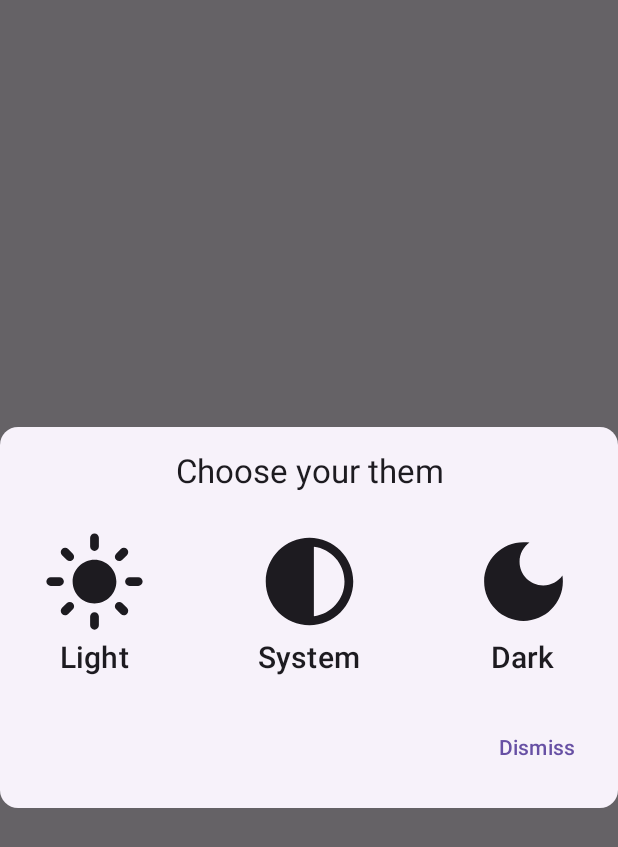
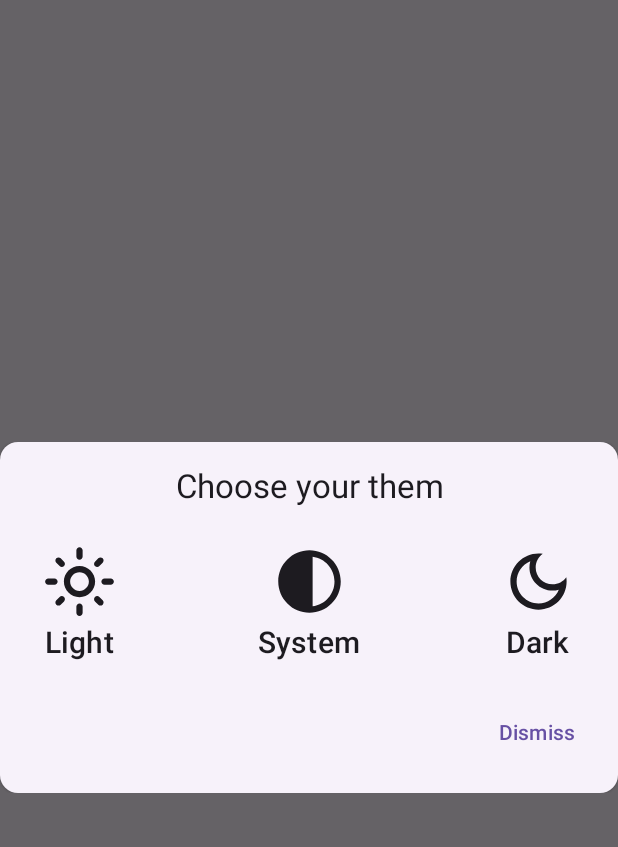
Before and after one commit to Andruszkiewicz-Artur/Plan-your-protocol, an Android app built with Jetpack Compose: the composable PopUpOfSettings shown on its own in the app's theme, on a phone screen of 412 x 824 dp. Shown: the top 847 px of the screen. Run offline under Robolectric (Android 15) with nearby library versions, the phone set to English and light mode, and no system bars; network calls fail.

Commit message:
feat: Add navigation to history presentation
refactor:
- refactor struct of project

```diff
--- a/composeApp/build.gradle.kts
+++ b/composeApp/build.gradle.kts
@@ -83,6 +83,8 @@ kotlin {
 
             api(libs.datastore.preferences)
             api(libs.datastore)
+
+            implementation(libs.navigation.compose)
         }
     }
 }
--- a/composeApp/src/commonMain/kotlin/com/andruszkiewiczarturmobileeng/planyourprotocol/controller/snackbar/SnackbarController.kt
+++ b/composeApp/src/commonMain/kotlin/com/andruszkiewiczarturmobileeng/planyourprotocol/controller/SnackbarController.kt
@@ -1,4 +1,4 @@
-package com.andruszkiewiczarturmobileeng.planyourprotocol.controller.snackbar
+package com.andruszkiewiczarturmobileeng.planyourprotocol.controller
 
 import kotlinx.coroutines.channels.Channel
 import kotlinx.coroutines.flow.receiveAsFlow
--- /dev/null
+++ b/composeApp/src/commonMain/kotlin/com/andruszkiewiczarturmobileeng/planyourprotocol/navigation/Screen.kt
@@ -0,0 +1,6 @@
+package com.andruszkiewiczarturmobileeng.planyourprotocol.navigation
+
+sealed class Screen(val route: String) {
+    object Home: Screen("home_screen")
+    object History: Screen("history_screen")
+}
--- a/composeApp/src/commonMain/kotlin/com/andruszkiewiczarturmobileeng/planyourprotocol/presentation/home/HomeViewModel.kt
+++ b/composeApp/src/commonMain/kotlin/com/andruszkiewiczarturmobileeng/planyourprotocol/presentation/home/HomeViewModel.kt
@@ -3,9 +3,9 @@ package com.andruszkiewiczarturmobileeng.planyourprotocol.presentation.home
 import androidx.compose.ui.text.AnnotatedString
 import androidx.lifecycle.ViewModel
 import androidx.lifecycle.viewModelScope
-import com.andruszkiewiczarturmobileeng.planyourprotocol.controller.snackbar.SnackbarAction
-import com.andruszkiewiczarturmobileeng.planyourprotocol.controller.snackbar.SnackbarController
-import com.andruszkiewiczarturmobileeng.planyourprotocol.controller.snackbar.SnackbarEvent
+import com.andruszkiewiczarturmobileeng.planyourprotocol.controller.SnackbarAction
+import com.andruszkiewiczarturmobileeng.planyourprotocol.controller.SnackbarController
+import com.andruszkiewiczarturmobileeng.planyourprotocol.controller.SnackbarEvent
 import com.andruszkiewiczarturmobileeng.planyourprotocol.domain.model.ProtocolModule
 import com.andruszkiewiczarturmobileeng.planyourprotocol.domain.repository.ProtocolRepository
 import com.andruszkiewiczarturmobileeng.planyourprotocol.presentation.home.CalendarOption.CadDate
--- a/composeApp/src/commonMain/kotlin/com/andruszkiewiczarturmobileeng/planyourprotocol/presentation/home/comp/PopUpOfSettings.kt
+++ b/composeApp/src/commonMain/kotlin/com/andruszkiewiczarturmobileeng/planyourprotocol/presentation/home/comp/PopUpOfSettings.kt
@@ -8,9 +8,9 @@ import androidx.compose.foundation.layout.fillMaxWidth
 import androidx.compose.foundation.layout.height
 import androidx.compose.foundation.layout.size
 import androidx.compose.material.icons.Icons
-import androidx.compose.material.icons.filled.Contrast
-import androidx.compose.material.icons.filled.DarkMode
-import androidx.compose.material.icons.filled.LightMode
+import androidx.compose.material.icons.outlined.Contrast
+import androidx.compose.material.icons.outlined.DarkMode
+import androidx.compose.material.icons.outlined.LightMode
 import androidx.compose.material3.Icon
 import androidx.compose.material3.MaterialTheme
 import androidx.compose.material3.Text
@@ -53,7 +53,7 @@ fun PopUpOfSettings(
                     .fillMaxWidth()
             ) {
                 ThemeItem(
-                    imageVector = Icons.Filled.LightMode,
+                    imageVector = Icons.Outlined.LightMode,
                     value = ThemType.Light.name,
                     onClick = { scope.launch {
                         onClickButton(ThemType.Light)
@@ -61,7 +61,7 @@ fun PopUpOfSettings(
                 )
 
                 ThemeItem(
-                    imageVector = Icons.Filled.Contrast,
+                    imageVector = Icons.Outlined.Contrast,
                     value = ThemType.System.name,
                     onClick = { scope.launch {
                         onClickButton(ThemType.System)
@@ -69,7 +69,7 @@ fun PopUpOfSettings(
                 )
 
                 ThemeItem(
-                    imageVector = Icons.Filled.DarkMode,
+                    imageVector = Icons.Outlined.DarkMode,
                     value = ThemType.Dark.name,
                     onClick = { scope.launch {
                         onClickButton(ThemType.Dark)
@@ -95,36 +95,3 @@ fun PopUpOfSettings(
         }
     )
 }
-
-@Composable
-fun ThemeItem(
-    imageVector: ImageVector,
-    value: String,
-    onClick: () -> Unit
-) {
-    TextButton(
-        onClick = {
-            onClick()
-        }
-    ) {
-        Column(
-            horizontalAlignment = Alignment.CenterHorizontally
-        ) {
-            Icon(
-                imageVector = imageVector,
-                contentDescription = null,
-                tint = MaterialTheme.colorScheme.onBackground,
-                modifier = Modifier
-                    .size(70.dp)
-            )
-
-            Spacer(Modifier.height(4.dp))
-
-            Text(
-                text = value,
-                color = MaterialTheme.colorScheme.onBackground,
-                fontSize = 20.sp
-            )
-        }
-    }
-}
--- /dev/null
+++ b/composeApp/src/commonMain/kotlin/com/andruszkiewiczarturmobileeng/planyourprotocol/presentation/home/comp/ThemItem.kt
@@ -0,0 +1,49 @@
+package com.andruszkiewiczarturmobileeng.planyourprotocol.presentation.home.comp
+
+import androidx.compose.foundation.layout.Column
+import androidx.compose.foundation.layout.Spacer
+import androidx.compose.foundation.layout.height
+import androidx.compose.foundation.layout.size
+import androidx.compose.material3.Icon
+import androidx.compose.material3.MaterialTheme
+import androidx.compose.material3.Text
+import androidx.compose.material3.TextButton
+import androidx.compose.runtime.Composable
+import androidx.compose.ui.Alignment
+import androidx.compose.ui.Modifier
+import androidx.compose.ui.graphics.vector.ImageVector
+import androidx.compose.ui.unit.dp
+import androidx.compose.ui.unit.sp
+
+@Composable
+fun ThemeItem(
+    imageVector: ImageVector,
+    value: String,
+    onClick: () -> Unit
+) {
+    TextButton(
+        onClick = {
+            onClick()
+        }
+    ) {
+        Column(
+            horizontalAlignment = Alignment.CenterHorizontally
+        ) {
+            Icon(
+                imageVector = imageVector,
+                contentDescription = null,
+                tint = MaterialTheme.colorScheme.onBackground,
+                modifier = Modifier
+                    .size(50.dp)
+            )
+
+            Spacer(Modifier.height(4.dp))
+
+            Text(
+                text = value,
+                color = MaterialTheme.colorScheme.onBackground,
+                fontSize = 20.sp
+            )
+        }
+    }
+}
```
Also changed, not shown: composeApp/src/commonMain/kotlin/com/andruszkiewiczarturmobileeng/planyourprotocol/App.kt (+8 -2 lines), composeApp/src/commonMain/kotlin/com/andruszkiewiczarturmobileeng/planyourprotocol/navigation/NavGraph.kt (added, +64 -0 lines), composeApp/src/commonMain/kotlin/com/andruszkiewiczarturmobileeng/planyourprotocol/presentation/history/HistoryViewModel.kt (added, +11 -0 lines), composeApp/src/commonMain/kotlin/com/andruszkiewiczarturmobileeng/planyourprotocol/presentation/history/comp/HistoryPresentation.kt (added, +11 -0 lines), composeApp/src/commonMain/kotlin/com/andruszkiewiczarturmobileeng/planyourprotocol/presentation/home/comp/HomePresentation.kt (+19 -1 lines), gradle/libs.versions.toml (+12 -1 lines), composeApp/src/commonMain/kotlin/com/andruszkiewiczarturmobileeng/planyourprotocol/core/compose/AlertDialogDefault.kt (renamed from composeApp/src/commonMain/kotlin/com/andruszkiewiczarturmobileeng/planyourprotocol/core.compose/AlertDialogDefault.kt), composeApp/src/commonMain/kotlin/com/andruszkiewiczarturmobileeng/planyourprotocol/core/compose/KeyboardAware.kt (renamed from composeApp/src/commonMain/kotlin/com/andruszkiewiczarturmobileeng/planyourprotocol/core.compose/KeyboardAware.kt), composeApp/src/commonMain/kotlin/com/andruszkiewiczarturmobileeng/planyourprotocol/core/compose/ObserveAsEvents.kt (renamed from composeApp/src/commonMain/kotlin/com/andruszkiewiczarturmobileeng/planyourprotocol/core.compose/ObserveAsEvents.kt).
